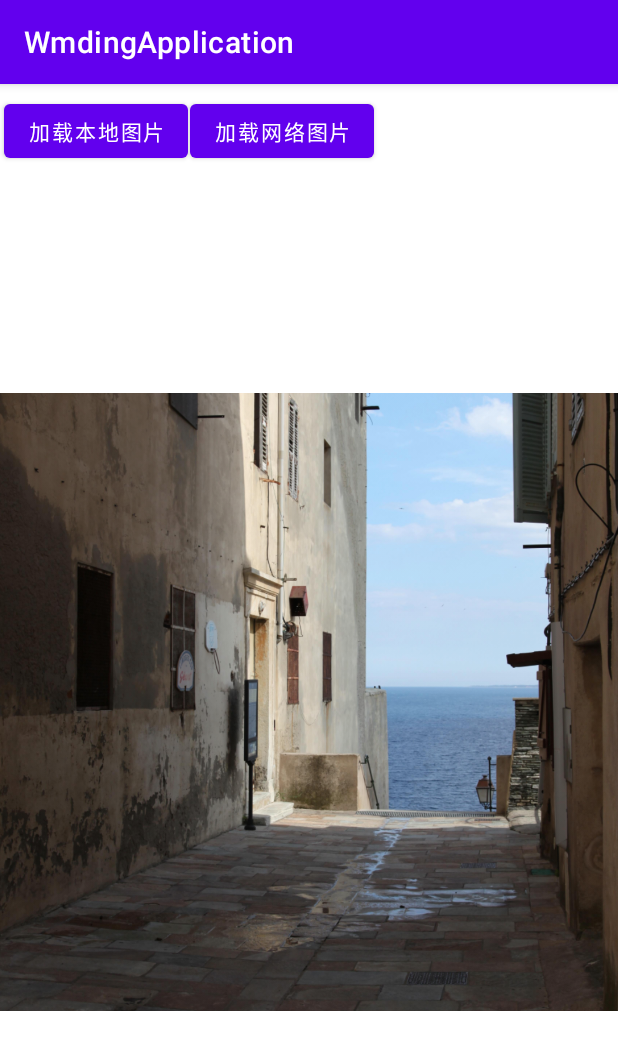
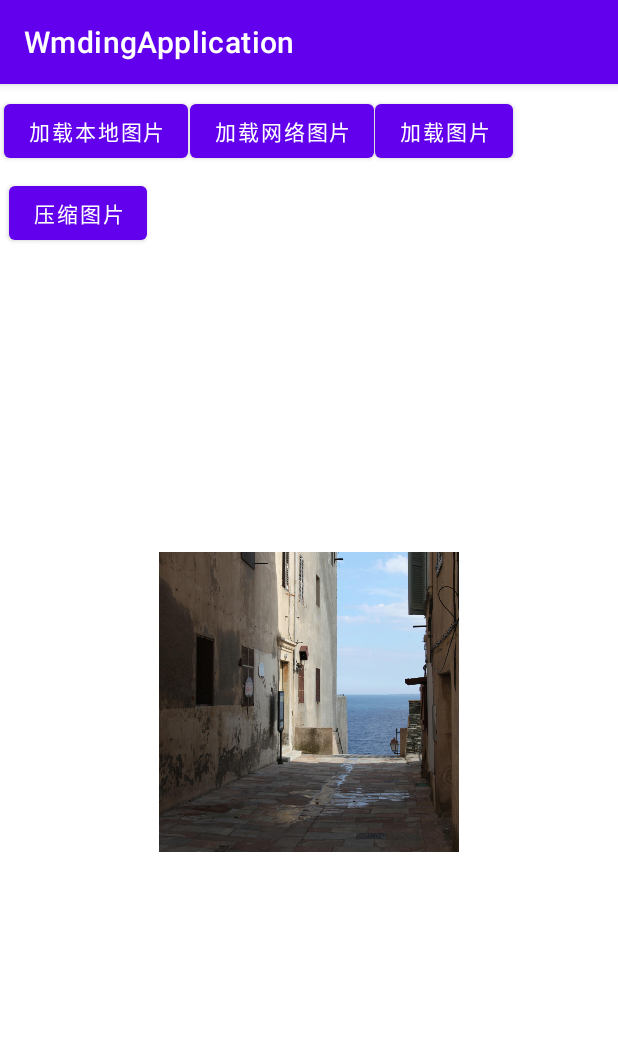
Before and after one commit to wmdkanhai/WmdingApplication, an Android app: the ImageViewActivity screen opened directly, with no data from a screen before it, after a tap on "加载本地图片", on a phone screen of 412 x 824 dp. Shown: the top 1050 px of the screen. Run offline under Robolectric (Android 15) with nearby library versions, the phone set to English and light mode, and no system bars; pictures from the network do not load.

Commit message:
add：添加 ImageView 相关操作

```diff
--- a/commonlib/src/main/java/com/wmding/commonlib/ImageViewActivity.java
+++ b/commonlib/src/main/java/com/wmding/commonlib/ImageViewActivity.java
@@ -4,6 +4,7 @@ import androidx.appcompat.app.AppCompatActivity;
 import androidx.core.content.ContextCompat;
 
 import android.content.Context;
+import android.content.res.Resources;
 import android.graphics.Bitmap;
 import android.graphics.BitmapFactory;
 import android.graphics.drawable.Drawable;
@@ -14,7 +15,13 @@ import android.view.WindowManager;
 import android.widget.ImageView;
 
 import com.bumptech.glide.Glide;
+import com.wmding.commonlib.utils.BitmapUtil;
+import com.wmding.commonlib.utils.ImageUtil;
+import com.wmding.commonlib.utils.MemoryUtil;
 import com.wmding.commonlib.utils.MyLog;
+import com.wmding.commonlib.utils.ScreenUtil;
+
+import java.util.HashMap;
 
 /**
  * @author wmding
@@ -66,13 +73,19 @@ public class ImageViewActivity extends AppCompatActivity {
 
         // 方式三：setImageBitmap
         Bitmap bitmap = BitmapFactory.decodeResource(getResources(), R.drawable.image1);
+        int width = bitmap.getWidth();
+        int height = bitmap.getHeight();
+        // 图片实际大小：1000 * 1000
+        MyLog.info(String.format("bitmap width: %d,height: %d", width, height));
+
         imageView.setImageBitmap(bitmap);
 
-        int width = bitmap.getWidth();
-        int height = bitmap.getHeight();
-        MyLog.info(String.format("bitmap width: %d,height: %d", width, height));
+        // 获取屏幕信息
+        HashMap screenData = ScreenUtil.getScreenData(this);
+        int width1 = (int) screenData.get("width");
+        int height1 = (int) screenData.get("height");
+        MyLog.info(String.format("屏幕 width1: %d,height2: %d", width1, height1));
 
-        getScreenData();
     }
 
     /**
@@ -89,15 +102,46 @@ public class ImageViewActivity extends AppCompatActivity {
 
 
     /**
-     * 获取屏幕大小
-     * https://www.jianshu.com/p/385ea4e8d2ba
+     * 根据控件大小加载图片
+     *
+     * @param view
      */
-    private void getScreenData(){
-        WindowManager mWindowManager  = (WindowManager) this.getSystemService(Context.WINDOW_SERVICE);
-        DisplayMetrics metrics = new DisplayMetrics();
-        mWindowManager.getDefaultDisplay().getMetrics(metrics);
-        int width = metrics.widthPixels;//获取到的是px，像素，绝对像素，需要转化为dpi
-        int height = metrics.heightPixels;
-        MyLog.info(String.format("screen width: %d,height: %d", width, height));
+    public void loadImage(View view) {
+
+        // 获取当前控件的大小
+        int width1 = imageView.getWidth();
+        int height1 = imageView.getHeight();
+        MyLog.info(String.format("imageView width1: %d,height1: %d", width1, height1));
+
+        // 获取缩放后的大小
+        Bitmap bitmap1 = BitmapUtil.decodeSampledBitmapFromResource(getResources(), R.drawable.image1, width1, height1);
+        imageView.setImageBitmap(bitmap1);
+    }
+
+
+    public void compressImage(View view) {
+
+        String s = MemoryUtil.printMemInfo();
+        MyLog.error(s);
+
+
+        long startTime = System.currentTimeMillis();
+        Bitmap bitmap = BitmapFactory.decodeResource(getResources(), R.drawable.image1);
+        MyLog.info("bitmap");
+        byte[] bytes = BitmapUtil.bitmapToByte(bitmap);
+        MyLog.info("压缩前：bytes: " + bytes.length);
+
+        byte[] bytes1 = ImageUtil.compressPng(bytes, imageView.getWidth(), imageView.getHeight());
+        MyLog.info("压缩后：bytes1: " + bytes1.length);
+
+        Bitmap bitmap1 = BitmapUtil.byteToBitmap(bytes1);
+
+        long endTime = System.currentTimeMillis();
+
+        MyLog.info("时间花费（ms）：" + (endTime - startTime));
+
+        imageView.setImageBitmap(bitmap1);
+
+        MemoryUtil.printMemoryInfo(this);
     }
 }
--- a/commonlib/src/main/res/layout/activity_image_view.xml
+++ b/commonlib/src/main/res/layout/activity_image_view.xml
@@ -29,11 +29,36 @@
             app:layout_constraintEnd_toEndOf="parent"
             app:layout_constraintHorizontal_bias="0.01"
             app:layout_constraintVertical_bias="0.01"
-            app:layout_constraintStart_toEndOf="@+id/btn_get_image_data" />
+            app:layout_constraintStart_toEndOf="@+id/btn_get_image_data"
+            android:id="@+id/btn_load_Net_Image" />
+
+    <Button
+            android:onClick="loadImage"
+            android:text="加载图片"
+            android:layout_width="wrap_content"
+            android:layout_height="wrap_content"
+            app:layout_constraintTop_toTopOf="parent"
+            app:layout_constraintBottom_toBottomOf="parent"
+            app:layout_constraintEnd_toEndOf="parent"
+            app:layout_constraintHorizontal_bias="0.01"
+            app:layout_constraintVertical_bias="0.01"
+            app:layout_constraintStart_toEndOf="@+id/btn_load_Net_Image" />
+
+    <Button
+            android:onClick="compressImage"
+            android:text="压缩图片"
+            android:layout_width="wrap_content"
+            android:layout_height="wrap_content"
+            app:layout_constraintBottom_toBottomOf="parent"
+            app:layout_constraintEnd_toEndOf="parent"
+            app:layout_constraintHorizontal_bias="0.01"
+            app:layout_constraintVertical_bias="0.01"
+            app:layout_constraintStart_toStartOf="@+id/btn_get_image_data"
+            app:layout_constraintTop_toBottomOf="@+id/btn_get_image_data" />
 
     <ImageView
-            android:layout_width="wrap_content"
-            android:layout_height="wrap_content"
+            android:layout_width="200dp"
+            android:layout_height="200dp"
             android:id="@+id/image"
             app:layout_constraintStart_toStartOf="parent"
             app:layout_constraintEnd_toEndOf="parent"
```
